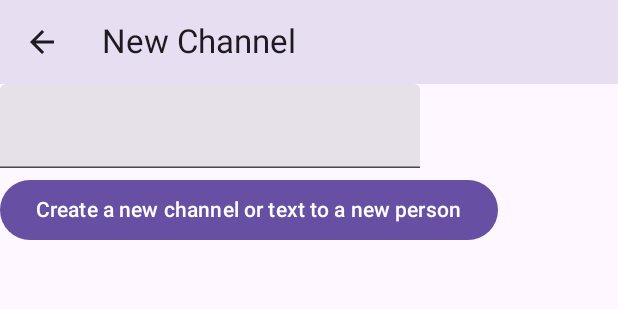
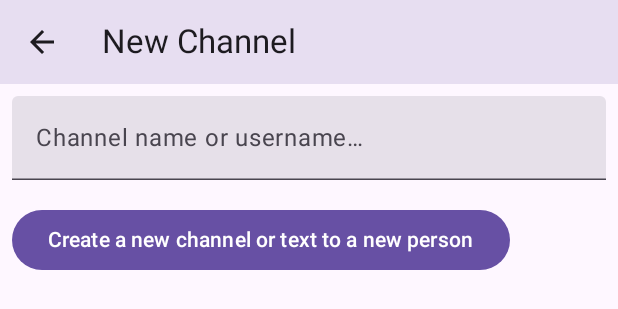
Before and after one commit to DudkoMatt-Android-Development-2024/chat-project, an Android app built with Jetpack Compose: the @Preview function NewChatScreenPreview, on a phone screen of 412 x 824 dp. Shown: the top 309 px of the screen. Run offline under Robolectric (Android 15) with nearby library versions, the phone set to English and light mode, and no system bars.

Commit message:
feat: Integrate new chat screen, add horizontal layout, fixed back click on new chat screen

```diff
--- a/app/src/main/java/com/github/dudkomatt/androidcourse/chatproject/ui/screen/chat/ChatScreen.kt
+++ b/app/src/main/java/com/github/dudkomatt/androidcourse/chatproject/ui/screen/chat/ChatScreen.kt
@@ -1,7 +1,10 @@
 package com.github.dudkomatt.androidcourse.chatproject.ui.screen.chat
 
 import android.content.res.Configuration
+import androidx.compose.foundation.layout.fillMaxSize
+import androidx.compose.foundation.layout.fillMaxWidth
 import androidx.compose.runtime.Composable
+import androidx.compose.ui.Modifier
 import androidx.compose.ui.platform.LocalConfiguration
 import androidx.compose.ui.tooling.preview.Preview
 import com.github.dudkomatt.androidcourse.chatproject.ui.screen.chat.horizontal.ChatScreenHorizontal
@@ -18,10 +21,12 @@ fun ChatScreen(
         Configuration.ORIENTATION_LANDSCAPE -> {
             ChatScreenHorizontal(
                 username = username,
+                onLogoutClick = onLogoutClick,
             )
         }
         else -> {
             ChatScreenVertical(
+                modifier = Modifier.fillMaxSize(),
                 username = username,
                 onLogoutClick = onLogoutClick,
             )
--- a/app/src/main/java/com/github/dudkomatt/androidcourse/chatproject/ui/screen/chat/NewChatScreen.kt
+++ b/app/src/main/java/com/github/dudkomatt/androidcourse/chatproject/ui/screen/chat/NewChatScreen.kt
@@ -1,5 +1,6 @@
 package com.github.dudkomatt.androidcourse.chatproject.ui.screen.chat
 
+import androidx.activity.compose.BackHandler
 import androidx.compose.foundation.layout.Arrangement
 import androidx.compose.foundation.layout.Column
 import androidx.compose.foundation.layout.Row
@@ -7,6 +8,7 @@ import androidx.compose.foundation.layout.fillMaxSize
 import androidx.compose.foundation.layout.fillMaxWidth
 import androidx.compose.foundation.layout.padding
 import androidx.compose.foundation.layout.size
+import androidx.compose.foundation.layout.widthIn
 import androidx.compose.material3.Scaffold
 import androidx.compose.runtime.Composable
 import androidx.compose.ui.Alignment
@@ -34,6 +36,10 @@ fun NewChatScreen(
     onNewChatClick: () -> Unit,
     modifier: Modifier = Modifier
 ) {
+    BackHandler {
+        onBackClick()
+    }
+
     Scaffold(
         modifier = modifier
             .fillMaxSize(),
@@ -45,18 +51,25 @@ fun NewChatScreen(
     ) { innerPadding ->
 
         Column (
-            modifier = Modifier.padding(innerPadding),
-            verticalArrangement = Arrangement.spacedBy(4.dp)
+            modifier = Modifier
+                .padding(innerPadding)
+                .fillMaxWidth(),
+            horizontalAlignment = Alignment.Start
         ) {
-
             var chatName by rememberSaveable { mutableStateOf("") }
 
             TextField(
+                modifier = Modifier
+                    .padding(8.dp)
+                    .widthIn(min = 0.dp, max = 500.dp)
+                    .fillMaxWidth(),
                 value = chatName,
-                onValueChange = { chatName = it }
+                onValueChange = { chatName = it },
+                label = { Text(stringResource(R.string.channel_name_or_username)) }
             )
 
             Button(
+                modifier = Modifier.padding(8.dp),
                 content = {
                     Text("Create a new channel or text to a new person")
                 },
--- a/app/src/main/java/com/github/dudkomatt/androidcourse/chatproject/ui/screen/chat/vertical/ChatListVertical.kt
+++ b/app/src/main/java/com/github/dudkomatt/androidcourse/chatproject/ui/screen/chat/vertical/ChatListVertical.kt
@@ -40,8 +40,7 @@ fun ChatListVertical(
     modifier: Modifier = Modifier,
 ) {
     Scaffold(
-        modifier = modifier
-            .fillMaxSize(),
+        modifier = modifier,
         topBar = { ChatListTopBar(
             onLogoutClick = onLogoutClick
         ) },
--- a/app/src/main/res/values/strings.xml
+++ b/app/src/main/res/values/strings.xml
@@ -11,11 +11,13 @@
     <string name="create_new_chat_floating_action_button_description">Create new chat</string>
     <string name="create_new_channel_floating_action_button_description">Create new channel</string>
     <string name="back_button_content_description">Return back</string>
-    <string name="message">Enter message...</string>
+    <string name="message">Enter message…</string>
     <string name="attach_iamge_button_content_description">Attach/detach image</string>
     <string name="new_chat_screen_title">New Chat</string>
     <string name="loading_message">Loading…</string>
     <string name="log_out_button">Log out button</string>
     <string name="refresh_floating_action_button_description">Refresh</string>
     <string name="new_channel_screen_title">New Channel</string>
+    <string name="channel_name_or_username">Channel name or username…</string>
+    <string name="open_or_start_a_new_chat_to_see_messages">Open or start a new chat to see messages…</string>
 </resources>
```
Also changed, not shown: app/src/main/java/com/github/dudkomatt/androidcourse/chatproject/ui/screen/chat/horizontal/ChatScreenHorizontal.kt (+72 -2 lines), app/src/main/java/com/github/dudkomatt/androidcourse/chatproject/ui/screen/chat/vertical/ChatScreenVertical.kt (+11 -8 lines), app/src/main/java/com/github/dudkomatt/androidcourse/chatproject/viewmodel/ChatViewModel.kt (+12 -11 lines).
